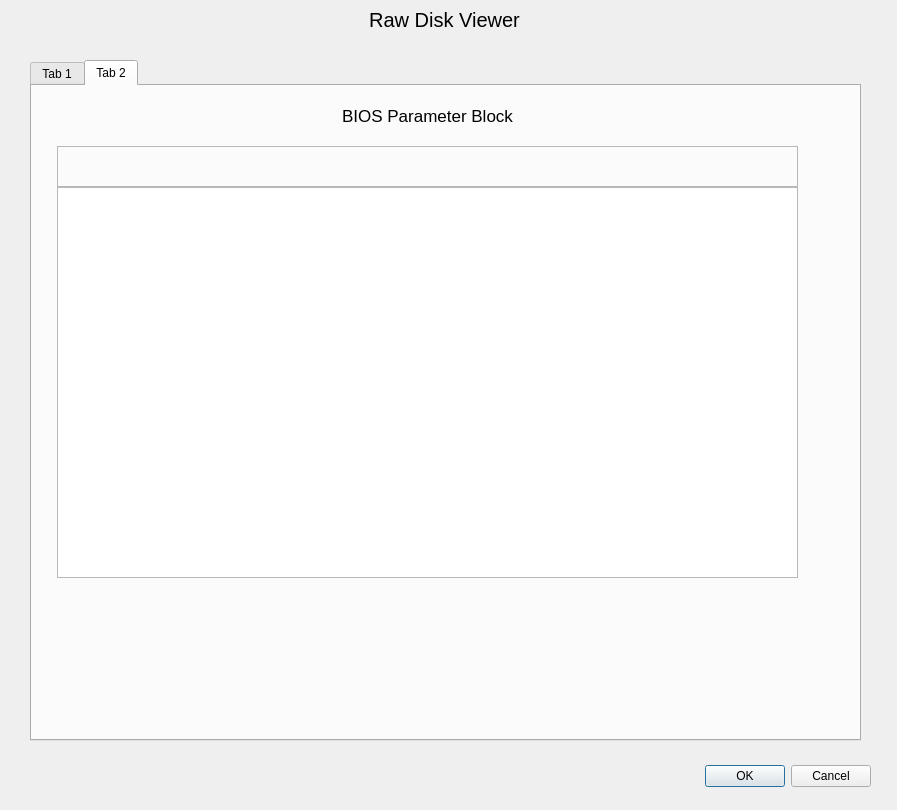
Before: the Qt Designer form src/main.ui in LornBKerr/disk_recovery, drawn with Qt 5.
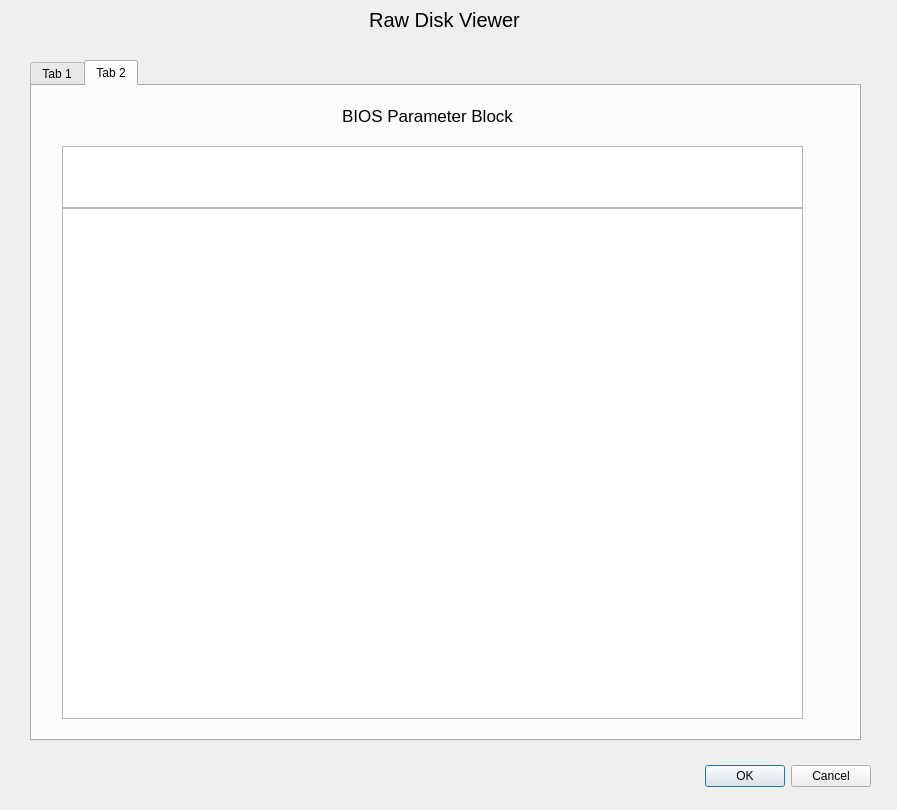
After: the same form once the commit is applied. The open tabs and pages were chosen to show the change.

Commit message: Added BiosParameterTable to the tab set.

What changed in the file:
```diff
--- a/src/main.ui
+++ b/src/main.ui
@@ -113,29 +113,23 @@
        <set>Qt::AlignmentFlag::AlignCenter</set>
       </property>
      </widget>
-     <widget class="QFrame" name="header_frame">
-      <property name="geometry">
-       <rect>
-        <x>25</x>
-        <y>60</y>
-        <width>741</width>
-        <height>41</height>
-       </rect>
-      </property>
-      <property name="frameShape">
-       <enum>QFrame::Shape::StyledPanel</enum>
-      </property>
-      <property name="frameShadow">
-       <enum>QFrame::Shadow::Raised</enum>
-      </property>
-     </widget>
      <widget class="QTableWidget" name="bpb_table">
       <property name="geometry">
        <rect>
-        <x>25</x>
-        <y>101</y>
+        <x>30</x>
+        <y>122</y>
         <width>741</width>
-        <height>391</height>
+        <height>511</height>
+       </rect>
+      </property>
+     </widget>
+     <widget class="QTableWidget" name="bpb_titles">
+      <property name="geometry">
+       <rect>
+        <x>30</x>
+        <y>60</y>
+        <width>741</width>
+        <height>62</height>
        </rect>
       </property>
      </widget>
```
Left out of the diff: 2 changed lines with no effect on the pictures.
